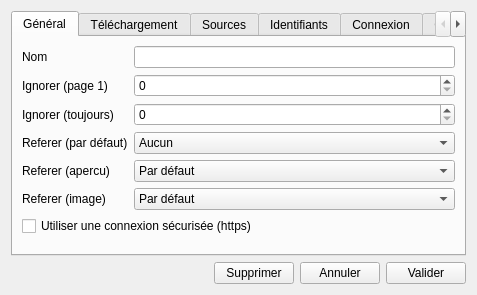
Bionus/imgbrd-grabber, file src/sources/sourcessettingswindow.ui: the form before one commit.
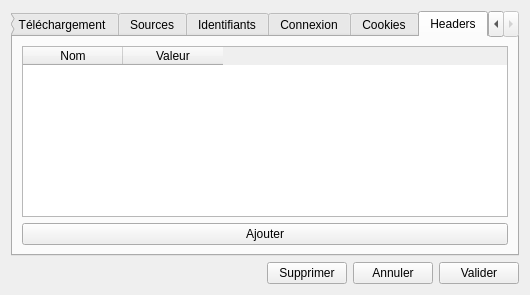
The form after the commit. The open tabs and pages were chosen to show the change. Icons and pictures are not drawn.

Commit message: Add support for source custom headers

The edit to the form file:
```diff
--- a/src/sources/sourcessettingswindow.ui
+++ b/src/sources/sourcessettingswindow.ui
@@ -6,7 +6,7 @@
    <rect>
     <x>0</x>
     <y>0</y>
-    <width>477</width>
+    <width>530</width>
     <height>272</height>
    </rect>
   </property>
@@ -695,6 +695,34 @@
        </item>
       </layout>
      </widget>
+     <widget class="QWidget" name="tabHeaders">
+      <attribute name="title">
+       <string>Headers</string>
+      </attribute>
+      <layout class="QFormLayout" name="layoutHeaders">
+       <item row="0" column="0" colspan="2">
+        <widget class="QTableWidget" name="tableHeaders">
+         <column>
+          <property name="text">
+           <string>Nom</string>
+          </property>
+         </column>
+         <column>
+          <property name="text">
+           <string>Valeur</string>
+          </property>
+         </column>
+        </widget>
+       </item>
+       <item row="1" column="0" colspan="2">
+        <widget class="QPushButton" name="buttonAddHeader">
+         <property name="text">
+          <string>Ajouter</string>
+         </property>
+        </widget>
+       </item>
+      </layout>
+     </widget>
     </widget>
    </item>
    <item>
```
Left out of the diff: 18 changed lines with no effect on the pictures. The commit also changes 4 other files.
